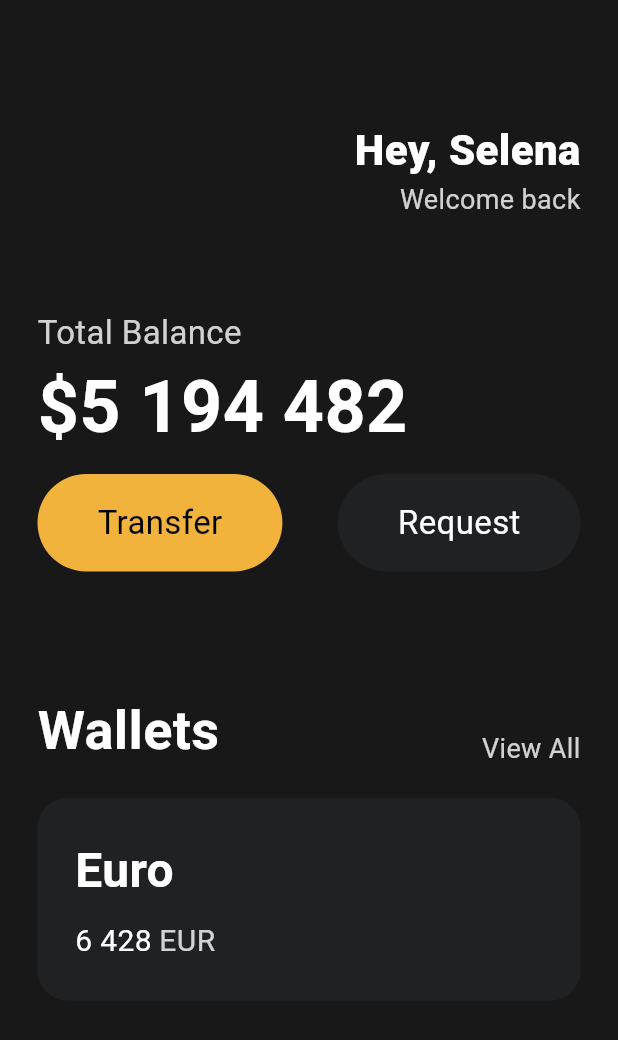
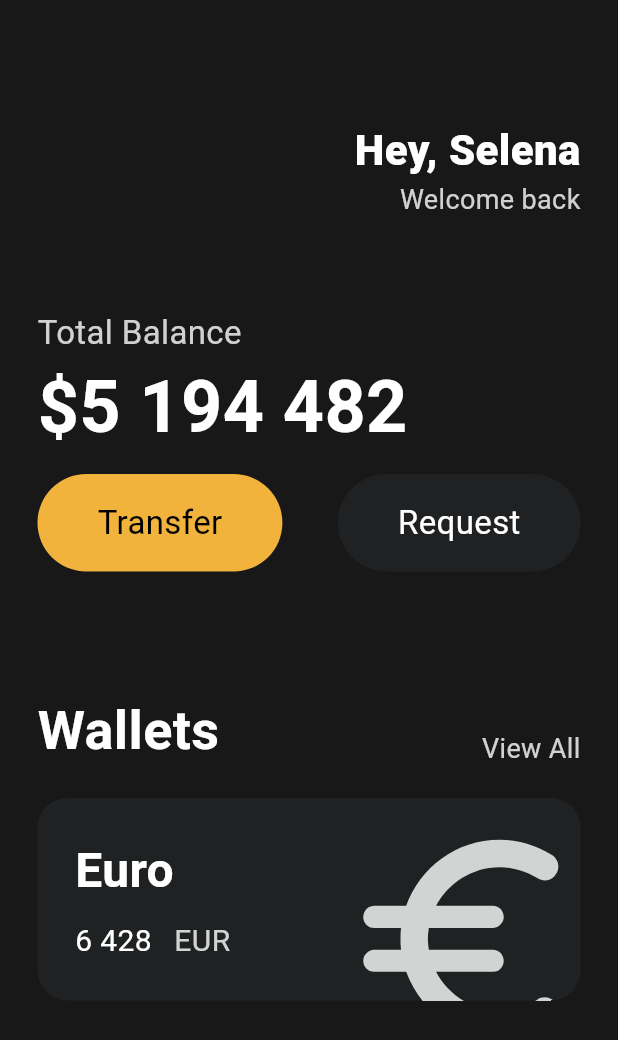
Before and after one commit to kimjihye058/2024-Flutter-Study, a Flutter app: the screen it shows after launch, on a phone screen of 412 x 824 dp. Shown: the top 1040 px of the screen. Run offline on Flutter 3.47's test engine with Material 3 defaults, Android fonts, the phone set to English and light mode, and no system bars.

Commit message:
overflow, x좌표 y좌표 설정법, 아이콘의 크기만 줄이기

```diff
--- a/lib/main.dart
+++ b/lib/main.dart
@@ -114,6 +114,7 @@ class App extends StatelessWidget {
                 height: 20,
               ),
               Container(
+                clipBehavior: Clip.hardEdge, // 아이콘의 나머지 부분이 숨겨짐
                 decoration: BoxDecoration(
                   color: Color(0xFF1F2123),
                   borderRadius: BorderRadius.circular(20),
@@ -121,6 +122,7 @@ class App extends StatelessWidget {
                 child: Padding(
                   padding: const EdgeInsets.all(25),
                   child: Row(
+                    mainAxisAlignment: MainAxisAlignment.spaceBetween,
                     children: [
                       Column(
                         crossAxisAlignment: CrossAxisAlignment.start,
@@ -146,7 +148,7 @@ class App extends StatelessWidget {
                                 ),
                               ),
                               SizedBox(
-                                width: 5,
+                                width: 15,
                               ),
                               Text(
                                 'EUR',
@@ -159,6 +161,18 @@ class App extends StatelessWidget {
                           ),
                         ],
                       ),
+                      Transform.scale(
+                        // 아이콘의 크기만 변경
+                        scale: 2.2,
+                        child: Transform.translate(
+                          offset: Offset(-5, 12), // x좌표, y좌표 설정법
+                          child: Icon(
+                            Icons.euro_rounded,
+                            color: Colors.white.withOpacity(0.8),
+                            size: 80,
+                          ),
+                        ),
+                      )
                     ],
                   ),
                 ),
```
